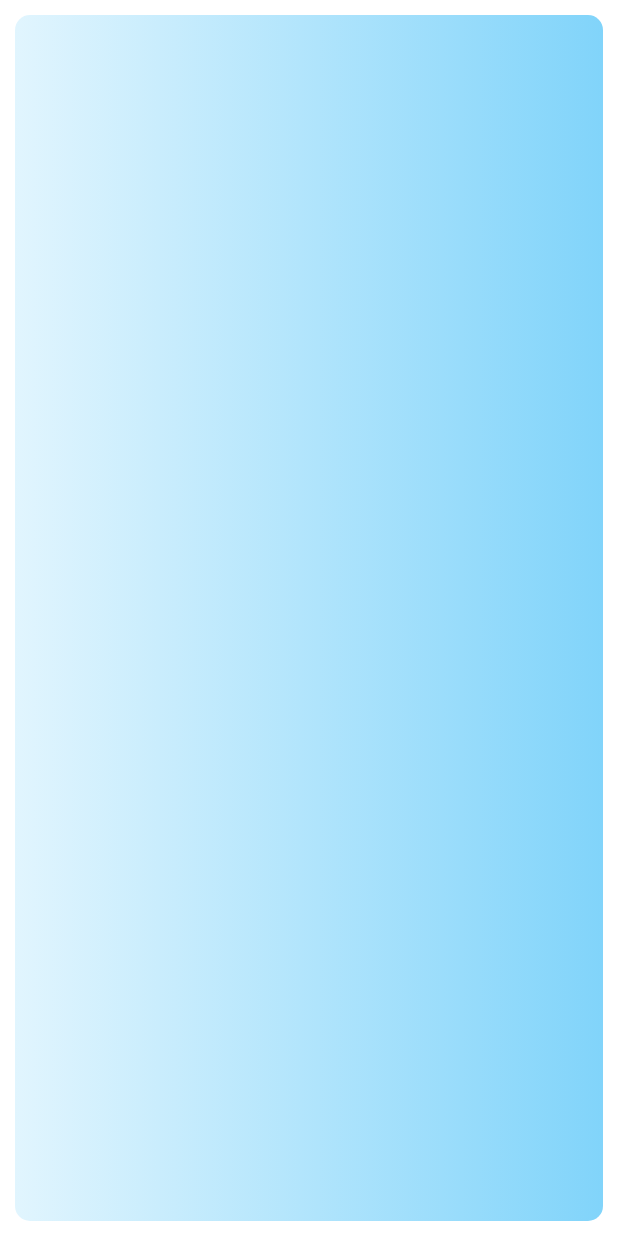
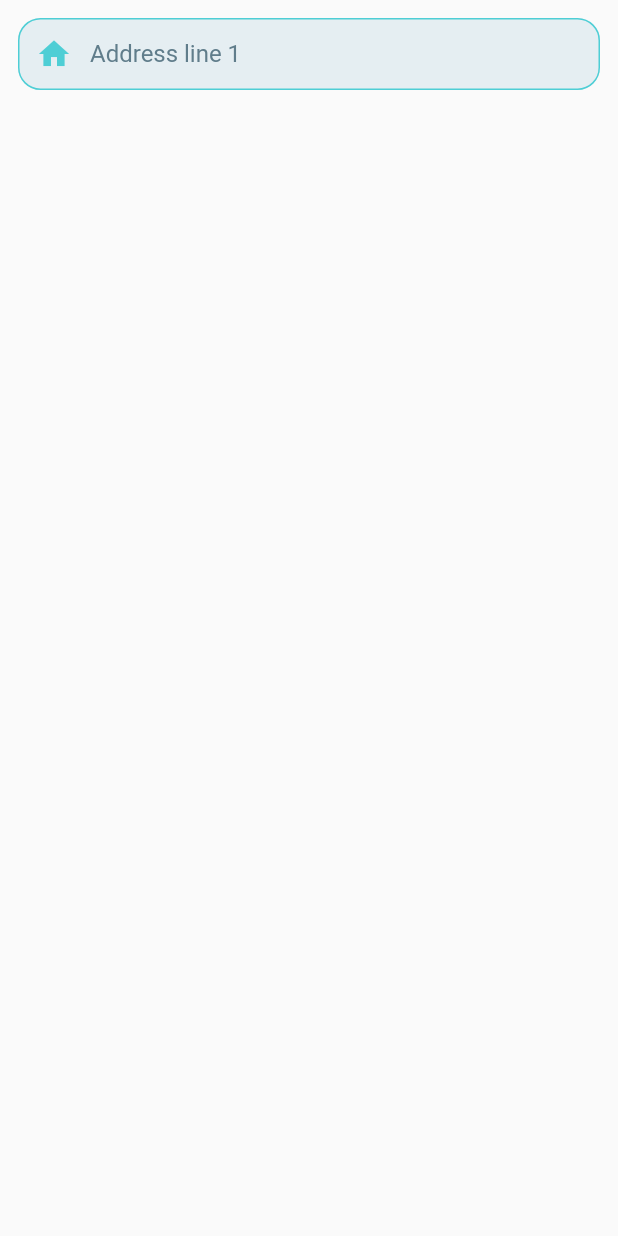
Before and after one commit to JohnNixon6972/Property_app, a Flutter app: the screen it shows after launch, on a phone screen of 412 x 824 dp. Run offline on Flutter 3.47's test engine with Material 2 defaults, Android fonts, the phone set to English and light mode, and no system bars; our stand-ins replace firebase_auth, firebase_core, modal_progress_hud_nsn; accounts and stored records are empty.

Commit message:
Profile page

```diff
--- a/lib/screens/profileScreen.dart
+++ b/lib/screens/profileScreen.dart
@@ -1,26 +1,70 @@
 import 'package:flutter/material.dart';
+import '../constants.dart';
 
 class profileScreen extends StatefulWidget {
-  static const String id = 'login';
+  static const String id = 'profileScreen';
 
   @override
   State<profileScreen> createState() => _profileScreenState();
 }
 
 class _profileScreenState extends State<profileScreen> {
+  late String name;
+  late String email;
+  late String mobileNumber;
+  late String addressLine1;
+  late String addressLine2;
+  late String password;
+  late String city;
+  late String state;
+  late String country;
+  late String postalCode;
   @override
   Widget build(BuildContext context) {
-    return new Container(
-      height: 150.0,
-      margin: new EdgeInsets.all(10.0),
-      decoration: new BoxDecoration(
-        borderRadius: new BorderRadius.all(new Radius.circular(10.0)),
-        gradient: new LinearGradient(
-            colors: [Colors.lightBlue.shade50, Colors.lightBlue.shade200],
-            begin: Alignment.centerLeft,
-            end: Alignment.centerRight,
-            tileMode: TileMode.clamp),
+    return SafeArea(
+      child: Scaffold(
+        body: Padding(
+          padding: const EdgeInsets.all(12.0),
+          child: Column(
+            children: [
+              // CircleAvatar(backgroundImage: Image(image: "images/try13.wep"),)
+              Form(
+                child: TextFormField(
+                  keyboardType: TextInputType.streetAddress,
+                  textAlign: TextAlign.left,
+                  style: TextStyle(color: Colors.blue.shade900),
+                  validator: (value) {
+                    if (value == null || value.isEmpty) {
+                      return 'Please enter valid text';
+                    } else {
+                      addressLine1 = value;
+                    }
+
+                    return null;
+                  },
+                  decoration: kTextFieldDecoration.copyWith(
+                    hintText: 'Address line 1',
+                    prefixIcon: Icon(Icons.home, color: Color(0XFF4ECED5)),
+                  ),
+                ),
+              ),
+            ],
+          ),
+        ),
       ),
     );
   }
 }
+
+//  new Container(
+//       height: 150.0,
+//       margin: new EdgeInsets.all(10.0),
+//       decoration: new BoxDecoration(
+//         borderRadius: new BorderRadius.all(new Radius.circular(10.0)),
+//         gradient: new LinearGradient(
+//             colors: [Colors.lightBlue.shade50, Colors.lightBlue.shade200],
+//             begin: Alignment.centerLeft,
+//             end: Alignment.centerRight,
+//             tileMode: TileMode.clamp),
+//       ),
+//     );
```
Also changed, not shown: images/try13.webp (added), lib/constants.dart (line endings or trailing spaces).
